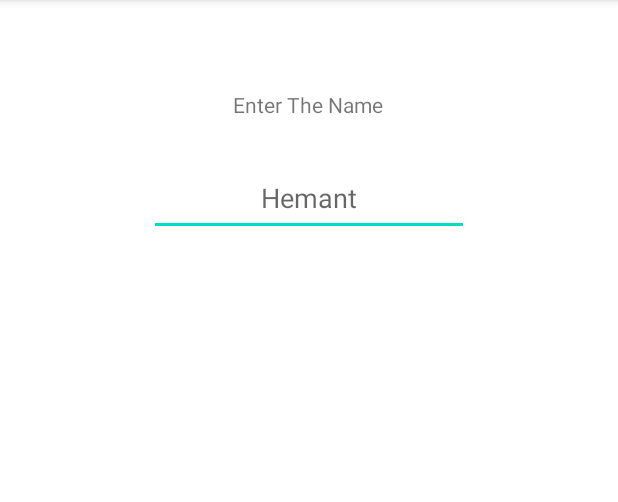
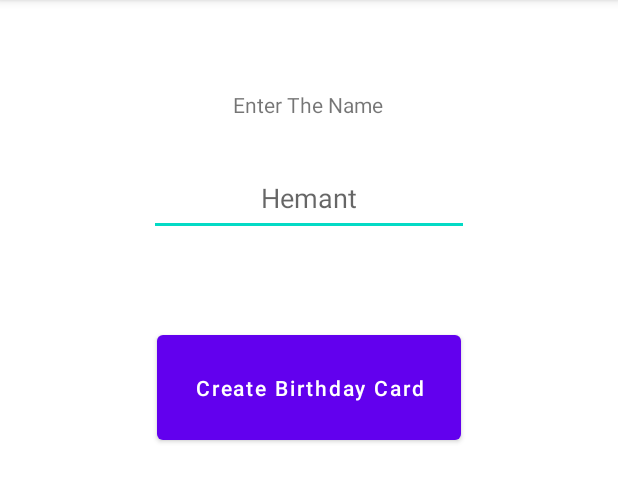
Before and after one commit to HemantSachdeva/BirthdayGreet, an Android app: the screen it shows after launch (MainActivity), on a phone screen of 412 x 824 dp, the part 84-586 px from its top. Run offline under Robolectric (Android 15) with nearby library versions, the phone set to English and light mode, and no system bars.

Commit message:
Add Button below the nameInput
* It does nothing onClick initially

Signed-off-by: Hemant Sachdeva <hemant.evolver@gmail.com>

```diff
--- a/app/src/main/res/layout/activity_main.xml
+++ b/app/src/main/res/layout/activity_main.xml
@@ -35,4 +35,16 @@
         app:layout_constraintStart_toStartOf="parent"
         app:layout_constraintTop_toBottomOf="@+id/helperMessage" />
 
+    <Button
+        android:id="@+id/createBirthdayButton"
+        android:layout_width="wrap_content"
+        android:layout_height="wrap_content"
+        android:layout_marginTop="60dp"
+        android:text="@string/create_birthday_card"
+        app:layout_constraintEnd_toEndOf="parent"
+        app:layout_constraintStart_toStartOf="parent"
+        android:textAllCaps="false"
+        android:padding="25dp"
+        app:layout_constraintTop_toBottomOf="@+id/nameInput" />
+
 </androidx.constraintlayout.widget.ConstraintLayout>
--- a/app/src/main/res/values/strings.xml
+++ b/app/src/main/res/values/strings.xml
@@ -3,4 +3,5 @@
     <string name="initial_greetings">Initial Greetings</string>
     <string name="enter_the_name">Enter The Name</string>
     <string name="input_hint_text">Hemant</string>
+    <string name="create_birthday_card">Create Birthday Card</string>
 </resources>
```
